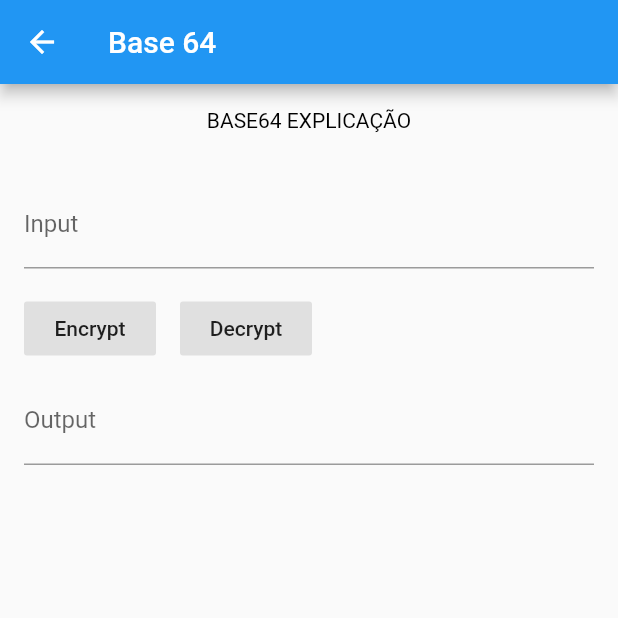
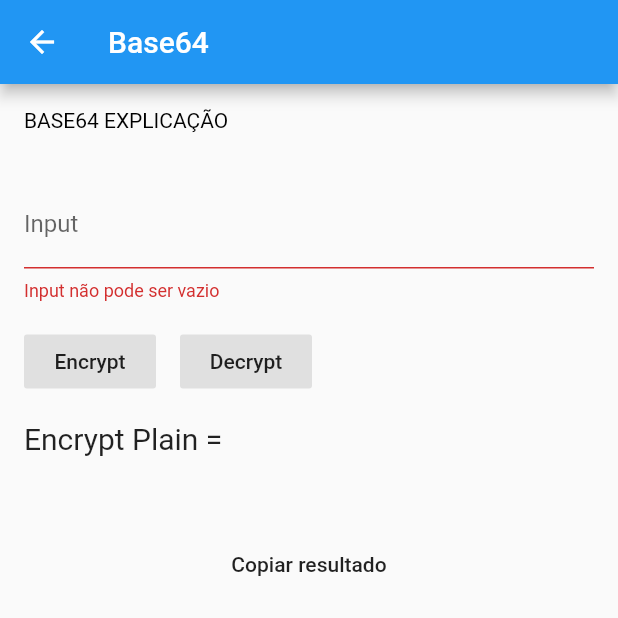
Before and after one commit to arielzao150/the_code_app, a Flutter app: the Base64 screen opened directly, after a tap on "Encrypt", on a phone screen of 412 x 824 dp, the top half of it. Run offline on Flutter 3.47's test engine with Material 2 defaults, Android fonts, the phone set to English and light mode, and no system bars.

Commit message:
Feedback copiar.

```diff
--- a/lib/UI/criptografias/base64.dart
+++ b/lib/UI/criptografias/base64.dart
@@ -1,46 +1,49 @@
 import 'package:flutter/material.dart';
+import 'package:flutter/services.dart';
 import '../basic_crypto.dart';
 
-class Base64 extends Criptografia{
+class Base64 extends Criptografia {
   final String explicacao = "BASE64 EXPLICAÇÃO";
   final String nome = "Base64";
   final Nivel nivel = Nivel.AVANCADO;
+
   @override
-  State<StatefulWidget> createState() => _Base64State(explicacao);
+  State<StatefulWidget> createState() => _Base64State(explicacao, nome);
 
   @override
   String decrypt(String cyphertext, {String key}) {
-    return "";
+    return "Decrypt Cypher = " + cyphertext;
   }
 
   @override
   String encrypt(String plaintext, {String key}) {
-    return "Ainda não implementado";
+    return "Encrypt Plain = " + plaintext;
   }
 }
 
-class _Base64State extends State<Base64>{
-  final TextEditingController _plaintext = new TextEditingController();
-  final TextEditingController _cyphertext = new TextEditingController();
+class _Base64State extends State<Base64> {
+  final TextEditingController _input = new TextEditingController();
+  String _output = "Resultado";
   final String explicacao;
+  final String nome;
+  final Base64 base64 = new Base64();
 
-  _Base64State(this.explicacao);
+  _Base64State(this.explicacao, this.nome);
 
   @override
   Widget build(BuildContext context) {
     return new Scaffold(
       appBar: new AppBar(
-        title: new Text("Base 64"),
+        title: new Text(nome),
       ),
-      body: new Container(
-        child: new Column(
+      body: new ListView(
         children: <Widget>[
+          // Explicação
           new Container(
             child: new RichText(
               text: new TextSpan(
                 text: explicacao,
                 style: new TextStyle(color: Colors.black),
-
               ),
               textDirection: TextDirection.ltr,
               overflow: TextOverflow.clip,
@@ -48,70 +51,90 @@ class _Base64State extends State<Base64>{
             margin: new EdgeInsets.all(16.0),
           ),
 
-            // plaintext
+          // Input
           new Container(
             margin: new EdgeInsets.all(16.0),
-              child: new TextField(
+            child: new TextFormField(
               autocorrect: false,
-                controller: _plaintext,
+              controller: _input,
               maxLines: 1,
               decoration: new InputDecoration(
                 labelText: "Input",
               ),
+              validator: (input) {
+                if (input.isEmpty) return "Input não pode ser vazio";
+              },
+              autovalidate: true,
             ),
           ),
 
+          // Botões
           new Row(
             children: <Widget>[
-                new BotaoEncrypt(_plaintext),
-                new BotaoDecrypt(),
-              ],
+              new Container(
+                margin: EdgeInsets.only(left: 16.0),
+                child: new FlatButton(
+                  color: Colors.grey.shade300,
+                  onPressed: () {
+                    setState(() {
+                      _output = base64.encrypt(_input.text);
+                    });
+                  },
+                  child: new Center(child: new Text("Encrypt")),
                 ),
-
+              ),
               new Container(
-              margin: new EdgeInsets.only(left: 16.0, right: 16.0, top: 8.0),
-              child: new TextField(
-                controller: _cyphertext,
-                decoration: new InputDecoration(
-                  labelText: "Output",
-                ),
+                margin: EdgeInsets.only(left: 16.0),
+                child: new FlatButton(
+                  color: Colors.grey.shade300,
+                  onPressed: () {
+                    setState(() {
+                      _output = base64.decrypt(_input.text);
+                    });
+                  },
+                  child: new Center(child: new Text("Decrypt")),
                 ),
               ),
             ],
           ),
+
+          // Output
+          new Container(
+            margin: new EdgeInsets.only(
+                left: 16.0, right: 16.0, top: 16.0, bottom: 32.0),
+            child: new Text(
+              _output,
+              style: new TextStyle(
+                fontSize: 20.0,
+              ),
+            ),
+          ),
+          new Container(
+            margin: new EdgeInsets.only(
+                left: 16.0, right: 16.0, top: 16.0, bottom: 32.0),
+            child: new BotaoCopiar(_output),
+          ),
+        ],
       ),
     );
   }
 }
 
-class BotaoEncrypt extends StatelessWidget {
-  final TextEditingController _plaintext;
+class BotaoCopiar extends StatelessWidget {
+  final String texto;
 
-  BotaoEncrypt(this._plaintext);
+  BotaoCopiar(this.texto);
 
   @override
   Widget build(BuildContext context) {
-    return new Container(
-      margin: EdgeInsets.only(left: 16.0),
-      child: new FlatButton(
-        color: Colors.grey.shade300,
-        onPressed: () => debugPrint("encrypt"),
-        child: new Center(child: new Text("Encrypt")),
-      ),
+    return new FlatButton(
+      child: new Text("Copiar resultado"),
+      onPressed: () {
+        Clipboard.setData(new ClipboardData(text: texto));
+        Scaffold
+            .of(context)
+            .showSnackBar(new SnackBar(content: new Text("Resultado copiado")));
+      },
     );
   }
 }
-
-class BotaoDecrypt extends StatelessWidget {
-  @override
-  Widget build(BuildContext context) {
-    return new Container(
-      margin: EdgeInsets.only(left: 16.0),
-      child: new FlatButton(
-        color: Colors.grey.shade300,
-        onPressed: () => debugPrint("decrypt"),
-        child: new Center(child: new Text("Decrypt")),
-      ),
-    );
-  }
-}
--- a/lib/UI/criptografias/transposition.dart
+++ b/lib/UI/criptografias/transposition.dart
@@ -2,7 +2,8 @@ import 'package:flutter/material.dart';
 import '../basic_crypto.dart';
 
 class Transposition extends Criptografia {
-  final String explicacao = """Lorem ipsum dolor sit amet, consectetur adipiscing elit. Cras commodo massa ut ex porta euismod. Etiam venenatis cursus lorem ut eleifend. Fusce nec tempus erat. Integer eget dolor mauris. Donec sed varius ligula, eu scelerisque enim. Etiam ut lacus sed felis cursus dictum. Suspendisse ut tempor elit. Integer tincidunt turpis eget neque lacinia bibendum. Praesent eget nunc at neque lacinia lobortis. Donec eleifend mattis quam, quis tempor nisi finibus nec. Fusce maximus efficitur ligula sit amet dignissim. Ut ultrices accumsan vehicula."
+  final String explicacao =
+      """Lorem ipsum dolor sit amet, consectetur adipiscing elit. Cras commodo massa ut ex porta euismod. Etiam venenatis cursus lorem ut eleifend. Fusce nec tempus erat. Integer eget dolor mauris. Donec sed varius ligula, eu scelerisque enim. Etiam ut lacus sed felis cursus dictum. Suspendisse ut tempor elit. Integer tincidunt turpis eget neque lacinia bibendum. Praesent eget nunc at neque lacinia lobortis. Donec eleifend mattis quam, quis tempor nisi finibus nec. Fusce maximus efficitur ligula sit amet dignissim. Ut ultrices accumsan vehicula.
 
 Vestibulum metus augue, cursus ac ligula sed, gravida bibendum eros. Vestibulum at pharetra nisl, ut bibendum leo. Nulla vel consectetur dolor. Proin mattis velit eu viverra venenatis. Quisque porttitor, metus at cursus mollis, sem nisl cursus nunc, non hendrerit ligula ipsum eget elit. Donec vel consequat diam. In facilisis auctor lacus, sed dictum nulla dapibus vel. Vestibulum condimentum sapien non ante egestas aliquet. Duis arcu dolor, hendrerit sit amet lacus quis, dignissim tincidunt odio. Suspendisse facilisis lectus vitae justo euismod, in vulputate dui aliquam. Ut cursus euismod metus, non faucibus nibh convallis quis. Praesent gravida nulla non vehicula posuere. In facilisis orci ac arcu finibus, in rutrum dui dictum. In non elit augue. Nam id ullamcorper justo.""";
   final String nome = "Transposition";
@@ -10,23 +11,25 @@ class Transposition extends Criptografia {
 
   @override
   String encrypt(String plaintext, {String key}) {
-    return "";
+    return "ENCRYPT Plain = " + plaintext + " Key = " + key;
   }
 
   @override
   String decrypt(String cyphertext, {String key}) {
-    return "";
+    return "DECRYPT Plain = " + cyphertext+ " Key = " + key;
   }
 
   @override
   State<StatefulWidget> createState() => _TranspositionState(explicacao, nome);
 }
-class _TranspositionState extends State<Transposition>{
+
+class _TranspositionState extends State<Transposition> {
   final TextEditingController _input = new TextEditingController();
   final TextEditingController _key = new TextEditingController();
-  final TextEditingController _output = new TextEditingController();
+  String _output = "Resultado";
   final String explicacao;
   final String nome;
+  final Transposition transposition = new Transposition();
 
   _TranspositionState(this.explicacao, this.nome);
 
@@ -54,87 +57,83 @@ class _TranspositionState extends State<Transposition>{
           // Input
           new Container(
             margin: new EdgeInsets.all(16.0),
-              child: new TextField(
+            child: new TextFormField(
               autocorrect: false,
               controller: _input,
               maxLines: 1,
               decoration: new InputDecoration(
                 labelText: "Input",
               ),
+              validator: (input) {
+                if (input.isEmpty) return "Input não pode ser vazio";
+              },
+              autovalidate: true,
             ),
           ),
 
           // Key
           new Container(
             margin: new EdgeInsets.only(left: 16.0, right: 16.0, bottom: 8.0),
-              child: new TextField(
+            child: new TextFormField(
               autocorrect: false,
+              controller: _key,
               keyboardType: TextInputType.number,
-                controller: _key,
               maxLines: 1,
               decoration: new InputDecoration(
-                  labelText: "Key",
+                labelText: "Chave",
               ),
+              validator: (input) {
+                if (input.isEmpty) return "Chave não pode ser vazia";
+              },
+              autovalidate: true,
             ),
           ),
 
           // Botões
           new Row(
             children: <Widget>[
-                new BotaoEncrypt(_input),
-                new BotaoDecrypt(_input),
+              new Container(
+                margin: EdgeInsets.only(left: 16.0),
+                child: new FlatButton(
+                  color: Colors.grey.shade300,
+                  onPressed: () {
+                    setState(() {
+                      _output =
+                          transposition.encrypt(_input.text, key: _key.text);
+                    });
+                  },
+                  child: new Center(child: new Text("Encrypt")),
+                ),
+              ),
+              new Container(
+                margin: EdgeInsets.only(left: 16.0),
+                child: new FlatButton(
+                  color: Colors.grey.shade300,
+                  onPressed: () {
+                    setState(() {
+                      _output =
+                          transposition.decrypt(_input.text, key: _key.text);
+                    });
+                  },
+                  child: new Center(child: new Text("Decrypt")),
+                ),
+              ),
             ],
           ),
 
           // Output
           new Container(
-              margin: new EdgeInsets.only(left: 16.0, right: 16.0, top: 8.0, bottom: 32.0),
-              child: new TextField(
-                controller: _output,
-                decoration: new InputDecoration(
-                  labelText: "Output",
+            margin: new EdgeInsets.only(
+                left: 16.0, right: 16.0, top: 16.0, bottom: 32.0),
+            child: new Text(
+              _output,
+              style: new TextStyle(
+                fontSize: 20.0,
               ),
             ),
-            ),
+          )
         ],
-        ),
-      //),
-    );
-  }
-}
-
-class BotaoEncrypt extends StatelessWidget {
-  final TextEditingController _plaintext;
-
-  BotaoEncrypt(this._plaintext);
-
-  @override
-  Widget build(BuildContext context) {
-    return new Container(
-      margin: EdgeInsets.only(left: 16.0),
-      child: new FlatButton(
-        color: Colors.grey.shade300,
-        onPressed: () => debugPrint("encrypt"),
-        child: new Center(child: new Text("Encrypt")),
       ),
     );
   }
 }
-
-class BotaoDecrypt extends StatelessWidget {
-  final TextEditingController _ciphertext;
-
-  BotaoDecrypt(this._ciphertext);
-
-  @override
-  Widget build(BuildContext context) {
-    return new Container(
-      margin: EdgeInsets.only(left: 16.0),
-      child: new FlatButton(
-        color: Colors.grey.shade300,
-        onPressed: () => debugPrint("decrypt"),
-        child: new Center(child: new Text("Decrypt")),
-      ),
-    );
-  }
-}
```
Also changed, not shown: lib/UI/basic_crypto.dart (+115 -0 lines), lib/UI/home.dart (+9 -4 lines). Lines whose indentation alone changed are shown as unchanged.
